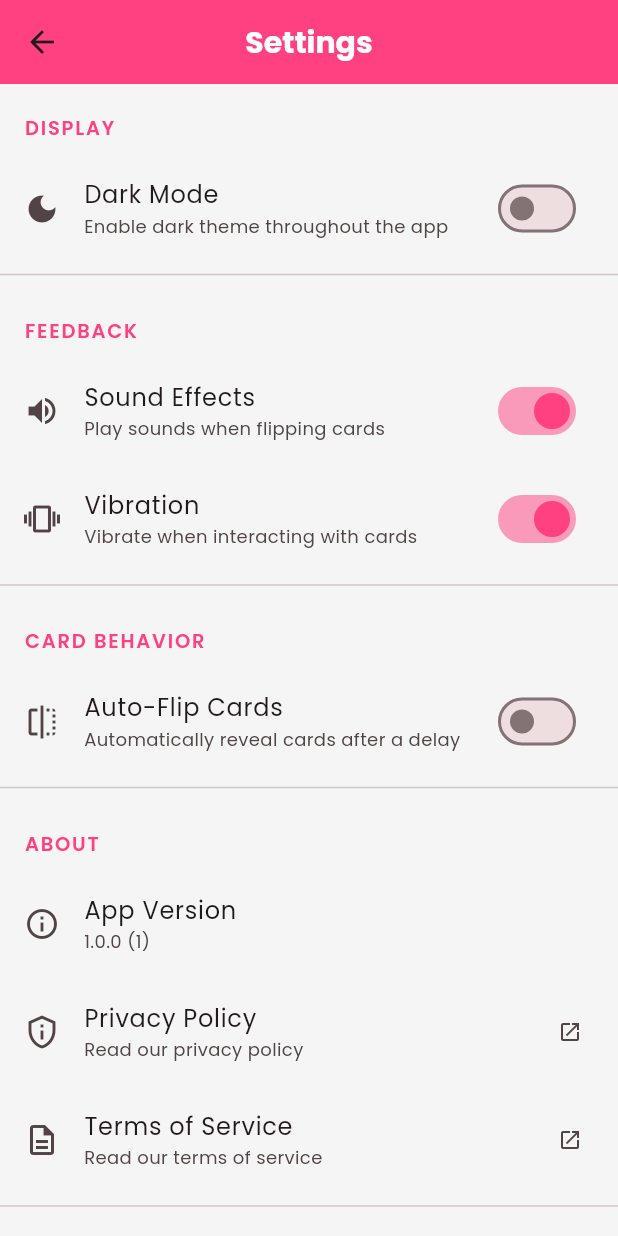
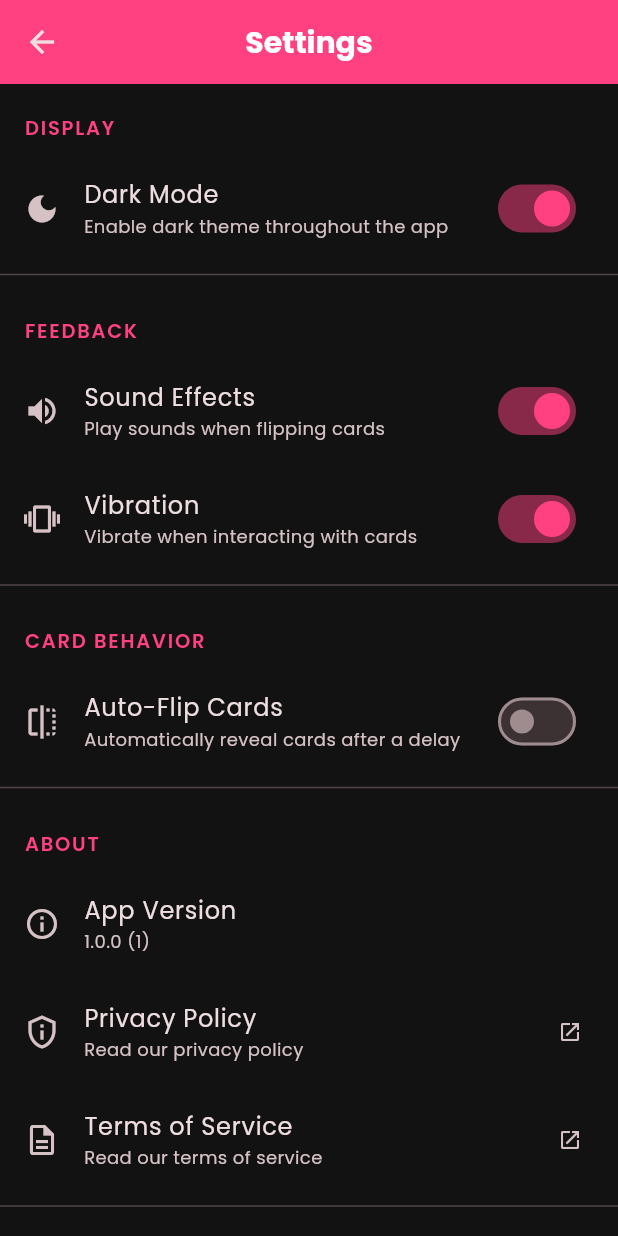
Before and after one commit to otmanik/flamingo_cards, a Flutter app: the screen it shows after launch, after a tap on "Skip", after a tap on the "settings" icon, on a phone screen of 412 x 824 dp. Run offline on Flutter 3.47's test engine with Material 3 defaults, Android fonts, the phone set to English and light mode, and no system bars; our stand-ins replace confetti, flutter_staggered_animations, google_fonts, lottie, package_info_plus, share_plus and 2 more.

Commit message:
Implement dark mode and settings persistence with shared preferences.

```diff
--- a/lib/main.dart
+++ b/lib/main.dart
@@ -8,13 +8,11 @@ import 'screens/onboarding_screen.dart';
 void main() async {
   WidgetsFlutterBinding.ensureInitialized();
 
-  // Set preferred orientations
   await SystemChrome.setPreferredOrientations([
     DeviceOrientation.portraitUp,
     DeviceOrientation.portraitDown,
   ]);
 
-  // Set system UI overlay style
   SystemChrome.setSystemUIOverlayStyle(
     const SystemUiOverlayStyle(
       statusBarColor: Colors.transparent,
@@ -24,25 +22,82 @@ void main() async {
     ),
   );
 
-  // Initialize shared preferences and check if user has seen onboarding
   final prefs = await SharedPreferences.getInstance();
   final hasSeenOnboarding = prefs.getBool('hasSeenOnboarding') ?? false;
+  final isDarkMode = prefs.getBool('darkMode') ?? true;
 
-  runApp(FlamingoCardsApp(hasSeenOnboarding: hasSeenOnboarding));
+  runApp(
+    FlamingoCardsApp(
+      hasSeenOnboarding: hasSeenOnboarding,
+      isDarkMode: isDarkMode,
+    ),
+  );
 }
 
-class FlamingoCardsApp extends StatelessWidget {
+class FlamingoCardsApp extends StatefulWidget {
   final bool hasSeenOnboarding;
+  final bool isDarkMode;
 
-  const FlamingoCardsApp({super.key, required this.hasSeenOnboarding});
+  const FlamingoCardsApp({
+    super.key,
+    required this.hasSeenOnboarding,
+    required this.isDarkMode,
+  });
+
+  @override
+  State<FlamingoCardsApp> createState() => _FlamingoCardsAppState();
+}
+
+class _FlamingoCardsAppState extends State<FlamingoCardsApp> {
+  late bool _isDarkMode;
+
+  @override
+  void initState() {
+    super.initState();
+    _isDarkMode = widget.isDarkMode;
+    _setupDarkModeListener();
+  }
+
+  void _setupDarkModeListener() async {
+    // Listen for changes to the dark mode setting
+    SharedPreferences prefs = await SharedPreferences.getInstance();
+    prefs.reload(); // Ensure we have the latest values
+
+    // Set up a periodic check for changes (not ideal but works)
+    // A better solution would be to use a state management solution like Provider
+    Future.delayed(const Duration(seconds: 1), () {
+      if (mounted) {
+        bool newDarkMode = prefs.getBool('darkMode') ?? true;
+        if (newDarkMode != _isDarkMode) {
+          setState(() {
+            _isDarkMode = newDarkMode;
+          });
+        }
+        _setupDarkModeListener();
+      }
+    });
+  }
 
   @override
   Widget build(BuildContext context) {
+    // Update system UI based on dark mode
+    SystemChrome.setSystemUIOverlayStyle(
+      SystemUiOverlayStyle(
+        statusBarColor: Colors.transparent,
+        statusBarIconBrightness:
+            _isDarkMode ? Brightness.light : Brightness.dark,
+        systemNavigationBarColor: _isDarkMode ? Colors.black : Colors.white,
+        systemNavigationBarIconBrightness:
+            _isDarkMode ? Brightness.light : Brightness.dark,
+      ),
+    );
+
     return MaterialApp(
       title: 'Flamingo Cards',
       theme: ThemeData(
         primarySwatch: Colors.pink,
-        scaffoldBackgroundColor: Colors.grey[100],
+        scaffoldBackgroundColor:
+            _isDarkMode ? const Color(0xFF121212) : Colors.grey[100],
         appBarTheme: AppBarTheme(
           elevation: 0,
           centerTitle: true,
@@ -51,9 +106,10 @@ class FlamingoCardsApp extends StatelessWidget {
             fontWeight: FontWeight.bold,
             color: Colors.white,
           ),
-          systemOverlayStyle: const SystemUiOverlayStyle(
+          systemOverlayStyle: SystemUiOverlayStyle(
             statusBarColor: Colors.transparent,
-            statusBarIconBrightness: Brightness.light,
+            statusBarIconBrightness:
+                _isDarkMode ? Brightness.light : Brightness.dark,
           ),
         ),
         cardTheme: CardTheme(
@@ -61,8 +117,13 @@ class FlamingoCardsApp extends StatelessWidget {
           shape: RoundedRectangleBorder(
             borderRadius: BorderRadius.circular(15.0),
           ),
+          color: _isDarkMode ? const Color(0xFF1E1E1E) : Colors.white,
         ),
-        textTheme: GoogleFonts.poppinsTextTheme(),
+        textTheme: GoogleFonts.poppinsTextTheme(
+          _isDarkMode
+              ? ThemeData.dark().textTheme
+              : ThemeData.light().textTheme,
+        ),
         elevatedButtonTheme: ElevatedButtonThemeData(
           style: ElevatedButton.styleFrom(
             foregroundColor: Colors.white,
@@ -94,7 +155,7 @@ class FlamingoCardsApp extends StatelessWidget {
         ),
         snackBarTheme: SnackBarThemeData(
           behavior: SnackBarBehavior.floating,
-          backgroundColor: Colors.grey[800],
+          backgroundColor: _isDarkMode ? Colors.grey[900] : Colors.grey[800],
           contentTextStyle: GoogleFonts.poppins(
             color: Colors.white,
             fontSize: 14,
@@ -109,14 +170,17 @@ class FlamingoCardsApp extends StatelessWidget {
           primary: const Color(0xFFFF4081),
           secondary: const Color(0xFFFF9B3D),
           tertiary: const Color(0xFF8E24AA),
-          background: Colors.grey[100]!,
-          surface: Colors.white,
-          brightness: Brightness.light,
+          background: _isDarkMode ? const Color(0xFF121212) : Colors.grey[100]!,
+          surface: _isDarkMode ? const Color(0xFF1E1E1E) : Colors.white,
+          brightness: _isDarkMode ? Brightness.dark : Brightness.light,
         ),
         useMaterial3: true,
+        brightness: _isDarkMode ? Brightness.dark : Brightness.light,
       ),
-      // Show onboarding for first-time users, otherwise show splash screen
-      home: hasSeenOnboarding ? const SplashScreen() : const OnboardingScreen(),
+      home:
+          widget.hasSeenOnboarding
+              ? const SplashScreen()
+              : const OnboardingScreen(),
       debugShowCheckedModeBanner: false,
     );
   }
@@ -160,7 +224,6 @@ class _SplashScreenState extends State<SplashScreen>
 
     _animationController.forward();
 
-    // Navigate to the main screen after a delay
     Future.delayed(const Duration(milliseconds: 2500), () {
       if (mounted) {
         Navigator.of(context).pushReplacement(
@@ -219,7 +282,6 @@ class _SplashScreenState extends State<SplashScreen>
               return Column(
                 mainAxisAlignment: MainAxisAlignment.center,
                 children: [
-                  // Logo animation
                   Transform.scale(
                     scale: _scaleAnimation.value,
                     child: Container(
@@ -245,7 +307,6 @@ class _SplashScreenState extends State<SplashScreen>
                   ),
                   const SizedBox(height: 30),
 
-                  // App name with opacity animation
                   Opacity(
                     opacity: _opacityAnimation.value,
                     child: Text(
@@ -267,7 +328,6 @@ class _SplashScreenState extends State<SplashScreen>
                   ),
                   const SizedBox(height: 10),
 
-                  // Tagline with opacity animation
                   Opacity(
                     opacity: _opacityAnimation.value,
                     child: Text(
--- a/lib/screens/pack_selection_screen.dart
+++ b/lib/screens/pack_selection_screen.dart
@@ -2,6 +2,7 @@ import 'package:flamingo_cards/screens/settings_screen.dart';
 import 'package:flutter/material.dart';
 import 'package:flutter_staggered_animations/flutter_staggered_animations.dart';
 import 'package:google_fonts/google_fonts.dart';
+import 'package:shared_preferences/shared_preferences.dart';
 import '../data/card_data.dart';
 import '../models/card_pack.dart';
 import 'card_display_screen.dart';
@@ -21,11 +22,9 @@ class _PackSelectionScreenState extends State<PackSelectionScreen>
   final GlobalKey<ScaffoldMessengerState> _scaffoldKey =
       GlobalKey<ScaffoldMessengerState>();
 
-  // Track search query
   final TextEditingController _searchController = TextEditingController();
   String _searchQuery = '';
 
-  // Track selected filter category
   String _selectedCategory = 'All';
   final List<String> _categories = [
     'All',
@@ -34,6 +33,9 @@ class _PackSelectionScreenState extends State<PackSelectionScreen>
     'Party',
     'Deep',
   ];
+
+  // Add dark mode variable
+  bool _darkMode = false;
 
   @override
   void initState() {
@@ -49,6 +51,9 @@ class _PackSelectionScreenState extends State<PackSelectionScreen>
       });
     });
 
+    // Load dark mode setting
+    _loadDarkModeSetting();
+
     Future.delayed(const Duration(milliseconds: 600), () {
       if (mounted) {
         setState(() {
@@ -56,6 +61,14 @@ class _PackSelectionScreenState extends State<PackSelectionScreen>
         });
         _animationController.forward();
       }
+    });
+  }
+
+  // Load the dark mode setting from shared preferences
+  Future<void> _loadDarkModeSetting() async {
+    final prefs = await SharedPreferences.getInstance();
+    setState(() {
+      _darkMode = prefs.getBool('darkMode') ?? true;
     });
   }
 
@@ -100,7 +113,7 @@ class _PackSelectionScreenState extends State<PackSelectionScreen>
       context: context,
       builder:
           (ctx) => AlertDialog(
-            backgroundColor: const Color(0xFF2C2C2C),
+            backgroundColor: _darkMode ? const Color(0xFF2C2C2C) : Colors.white,
             shape: RoundedRectangleBorder(
               borderRadius: BorderRadius.circular(20),
             ),
@@ -108,7 +121,7 @@ class _PackSelectionScreenState extends State<PackSelectionScreen>
               'Coming Soon!',
               style: GoogleFonts.poppins(
                 fontWeight: FontWeight.bold,
-                color: Colors.white,
+                color: _darkMode ? Colors.white : Colors.black87,
               ),
             ),
             content: Column(
@@ -118,7 +131,9 @@ class _PackSelectionScreenState extends State<PackSelectionScreen>
                 const SizedBox(height: 16),
                 Text(
                   'The "${pack.name}" pack is currently in development and will be available soon!',
-                  style: GoogleFonts.poppins(color: Colors.white70),
+                  style: GoogleFonts.poppins(
+                    color: _darkMode ? Colors.white70 : Colors.black54,
+                  ),
                   textAlign: TextAlign.center,
                 ),
               ],
@@ -141,9 +156,9 @@ class _PackSelectionScreenState extends State<PackSelectionScreen>
       builder:
           (ctx) => Container(
             height: MediaQuery.of(context).size.height * 0.7,
-            decoration: const BoxDecoration(
-              color: Color(0xFF1E1E1E),
-              borderRadius: BorderRadius.only(
+            decoration: BoxDecoration(
+              color: _darkMode ? const Color(0xFF1E1E1E) : Colors.white,
+              borderRadius: const BorderRadius.only(
                 topLeft: Radius.circular(30),
                 topRight: Radius.circular(30),
               ),
@@ -155,7 +170,7 @@ class _PackSelectionScreenState extends State<PackSelectionScreen>
                   height: 5,
                   margin: const EdgeInsets.only(top: 15, bottom: 20),
                   decoration: BoxDecoration(
-                    color: Colors.grey[700],
+                    color: _darkMode ? Colors.grey[700] : Colors.grey[300],
                     borderRadius: BorderRadius.circular(10),
                   ),
                 ),
@@ -164,7 +179,7 @@ class _PackSelectionScreenState extends State<PackSelectionScreen>
                   style: GoogleFonts.poppins(
                     fontSize: 24,
                     fontWeight: FontWeight.bold,
-                    color: Colors.white,
+                    color: _darkMode ? Colors.white : Colors.black87,
                   ),
                 ),
                 const SizedBox(height: 20),
@@ -215,7 +230,7 @@ class _PackSelectionScreenState extends State<PackSelectionScreen>
             content,
             style: GoogleFonts.poppins(
               fontSize: 16,
-              color: Colors.grey[300],
+              color: _darkMode ? Colors.grey[300] : Colors.grey[700],
               height: 1.5,
             ),
           ),
@@ -226,13 +241,11 @@ class _PackSelectionScreenState extends State<PackSelectionScreen>
 
   List<CardPack> get _filteredPacks {
     return allCardPacks.where((pack) {
-      // Apply text search filter
       final matchesSearch =
           _searchQuery.isEmpty ||
           pack.name.toLowerCase().contains(_searchQuery) ||
           pack.description.toLowerCase().contains(_searchQuery);
 
-      // Apply category filter
       final matchesCategory =
           _selectedCategory == 'All' ||
           pack.category.toLowerCase().contains(_selectedCategory.toLowerCase());
@@ -243,6 +256,28 @@ class _PackSelectionScreenState extends State<PackSelectionScreen>
 
   @override
   Widget build(BuildContext context) {
+    // Define background colors based on dark mode
+    final backgroundColor =
+        _darkMode
+            ? const LinearGradient(
+              begin: Alignment.topCenter,
+              end: Alignment.bottomCenter,
+              colors: [Color(0xFF1A1A1A), Color(0xFF121212)],
+            )
+            : LinearGradient(
+              begin: Alignment.topCenter,
+              end: Alignment.bottomCenter,
+              colors: [Colors.grey[100]!, Colors.grey[50]!],
+            );
+
+    final cardBackgroundColor =
+        _darkMode ? const Color(0xFF2C2C2C) : Colors.white;
+
+    final textColor = _darkMode ? Colors.white : Colors.black87;
+    final secondaryTextColor = _darkMode ? Colors.grey[300] : Colors.grey[700];
+    final searchBackgroundColor =
+        _darkMode ? const Color(0xFF2C2C2C) : Colors.grey[200]!;
+
     return ScaffoldMessenger(
       key: _scaffoldKey,
       child: Scaffold(
@@ -272,13 +307,15 @@ class _PackSelectionScreenState extends State<PackSelectionScreen>
             ),
             IconButton(
               icon: const Icon(Icons.settings_outlined, color: Colors.white),
-              onPressed: () {
-                Navigator.push(
+              onPressed: () async {
+                await Navigator.push(
                   context,
                   MaterialPageRoute(
-                    builder: (context) => SettingsScreen(),
-                  ), // Assuming SettingsScreen is a StatefulWidget or StatelessWidget
+                    builder: (context) => const SettingsScreen(),
+                  ),
                 );
+                // Reload dark mode setting when returning from settings screen
+                _loadDarkModeSetting();
               },
             ),
             const SizedBox(width: 8),
@@ -297,13 +334,7 @@ class _PackSelectionScreenState extends State<PackSelectionScreen>
           ),
         ),
         body: Container(
-          decoration: const BoxDecoration(
-            gradient: LinearGradient(
-              begin: Alignment.topCenter,
-              end: Alignment.bottomCenter,
-              colors: [Color(0xFF1A1A1A), Color(0xFF121212)],
-            ),
-          ),
+          decoration: BoxDecoration(gradient: backgroundColor),
           child:
               _isLoading
                   ? Center(child: CustomProgressIndicator())
@@ -314,18 +345,24 @@ class _PackSelectionScreenState extends State<PackSelectionScreen>
                           padding: const EdgeInsets.fromLTRB(16, 16, 16, 8),
                           child: TextField(
                             controller: _searchController,
-                            style: GoogleFonts.poppins(color: Colors.white),
+                            style: GoogleFonts.poppins(color: textColor),
                             decoration: InputDecoration(
                               hintText: 'Search card packs...',
                               hintStyle: GoogleFonts.poppins(
-                                color: Colors.grey[500],
+                                color:
+                                    _darkMode
+                                        ? Colors.grey[500]
+                                        : Colors.grey[600],
                               ),
                               prefixIcon: Icon(
                                 Icons.search,
-                                color: Colors.grey[500],
+                                color:
+                                    _darkMode
+                                        ? Colors.grey[500]
+                                        : Colors.grey[600],
                               ),
                               filled: true,
-                              fillColor: const Color(0xFF2C2C2C),
+                              fillColor: searchBackgroundColor,
                               border: OutlineInputBorder(
                                 borderRadius: BorderRadius.circular(15),
                                 borderSide: BorderSide.none,
@@ -360,7 +397,6 @@ class _PackSelectionScreenState extends State<PackSelectionScreen>
                           ),
                         ),
 
-                        // Category filter chips
                         SizedBox(
                           height: 50,
                           child: ListView.builder(
@@ -385,10 +421,15 @@ class _PackSelectionScreenState extends State<PackSelectionScreen>
                                       color:
                                           isSelected
                                               ? Colors.white
-                                              : Colors.grey[300],
+                                              : _darkMode
+                                              ? Colors.grey[300]
+                                              : Colors.grey[700],
                                     ),
                                   ),
-                                  backgroundColor: const Color(0xFF2C2C2C),
+                                  backgroundColor:
+                                      _darkMode
+                                          ? const Color(0xFF2C2C2C)
+                                          : Colors.grey[200],
                                   selectedColor: const Color(0xFFFF4081),
                                   showCheckmark: false,
                                   elevation: isSelected ? 3 : 1,
@@ -406,7 +447,6 @@ class _PackSelectionScreenState extends State<PackSelectionScreen>
                           ),
                         ),
 
-                        // Featured pack if no search active
                         if (_searchQuery.isEmpty && _selectedCategory == 'All')
                           _buildFeaturedPack(),
 
@@ -448,6 +488,7 @@ class _PackSelectionScreenState extends State<PackSelectionScreen>
                                                       context,
                                                       pack,
                                                     ),
+                                                darkMode: _darkMode,
                                               ),
                                             ),
                                           ),
@@ -460,13 +501,11 @@ class _PackSelectionScreenState extends State<PackSelectionScreen>
                     ),
                   ),
         ),
-        // Floating action button for random pack
         floatingActionButton:
             _isLoading
                 ? null
                 : FloatingActionButton(
                   onPressed: () {
-                    // Select a random pack that has questions
                     final availablePacks =
                         allCardPacks
                             .where((p) => p.questions.isNotEmpty)
@@ -487,7 +526,6 @@ class _PackSelectionScreenState extends State<PackSelectionScreen>
   }
 
   Widget _buildFeaturedPack() {
-    // Find a featured pack (using DEEP QUESTIONS for now)
     final featuredPack = allCardPacks.firstWhere(
       (pack) => pack.id == 'deep',
       orElse: () => allCardPacks.first,
@@ -503,7 +541,7 @@ class _PackSelectionScreenState extends State<PackSelectionScreen>
             style: GoogleFonts.poppins(
               fontSize: 18,
               fontWeight: FontWeight.bold,
-              color: Colors.white,
+              color: _darkMode ? Colors.white : Colors.black87,
             ),
           ),
           const SizedBox(height: 8),
@@ -531,7 +569,6 @@ class _PackSelectionScreenState extends State<PackSelectionScreen>
               ),
               child: Stack(
                 children: [
-                  // Background decorative elements
                   Positioned(
                     right: -20,
                     top: -20,
@@ -557,7 +594,6 @@ class _PackSelectionScreenState extends State<PackSelectionScreen>
                     ),
                   ),
 
-                  // Content
                   Padding(
                     padding: const EdgeInsets.all(20),
                     child: Row(
@@ -625,20 +661,27 @@ class _PackSelectionScreenState extends State<PackSelectionScreen>
       child: Column(
         mainAxisAlignment: MainAxisAlignment.center,
         children: [
-          Icon(Icons.search_off_rounded, size: 70, color: Colors.grey[600]),
+          Icon(
+            Icons.search_off_rounded,
+            size: 70,
+            color: _darkMode ? Colors.grey[600] : Colors.grey[400],
+          ),
           const SizedBox(height: 16),
           Text(
             'No card packs found',
             style: GoogleFonts.poppins(
               fontSize: 18,
               fontWeight: FontWeight.w600,
-              color: Colors.grey[300],
+              color: _darkMode ? Colors.grey[300] : Colors.grey[700],
             ),
           ),
           const SizedBox(height: 8),
           Text(
             'Try a different search term or category',
-            style: GoogleFonts.poppins(fontSize: 14, color: Colors.grey[400]),
+            style: GoogleFonts.poppins(
+              fontSize: 14,
+              color: _darkMode ? Colors.grey[400] : Colors.grey[600],
+            ),
           ),
         ],
       ),
@@ -649,21 +692,32 @@ class _PackSelectionScreenState extends State<PackSelectionScreen>
 class PackCard extends StatelessWidget {
   final CardPack pack;
   final VoidCallback onTap;
+  final bool darkMode;
 
-  const PackCard({Key? key, required this.pack, required this.onTap})
-    : super(key: key);
+  const PackCard({
+    Key? key,
+    required this.pack,
+    required this.onTap,
+    required this.darkMode,
+  }) : super(key: key);
 
   @override
   Widget build(BuildContext context) {
+    final cardBackgroundColor =
+        darkMode ? const Color(0xFF2C2C2C) : Colors.white;
+
+    final textColor = darkMode ? Colors.white : Colors.black87;
+    final secondaryTextColor = darkMode ? Colors.grey[400] : Colors.grey[700];
+
     return GestureDetector(
       onTap: onTap,
       child: Container(
         decoration: BoxDecoration(
-          color: const Color(0xFF2C2C2C),
+          color: cardBackgroundColor,
           borderRadius: BorderRadius.circular(20),
           boxShadow: [
             BoxShadow(
-              color: Colors.black.withOpacity(0.3),
+              color: Colors.black.withOpacity(darkMode ? 0.4 : 0.1),
               blurRadius: 15,
               offset: const Offset(0, 8),
             ),
@@ -673,7 +727,6 @@ class PackCard extends StatelessWidget {
           borderRadius: BorderRadius.circular(20),
           child: Stack(
             children: [
-              // Background decoration
               Positioned(
                 right: -20,
                 top: -20,
@@ -705,13 +758,11 @@ class PackCard extends StatelessWidget {
                 ),
               ),
 
-              // Card content
               Padding(
                 padding: const EdgeInsets.all(16.0),
                 child: Column(
                   crossAxisAlignment: CrossAxisAlignment.start,
                   children: [
-                    // Icon
                     Container(
                       padding: const EdgeInsets.all(12),
                       decoration: BoxDecoration(
@@ -733,26 +784,24 @@ class PackCard extends StatelessWidget {
                     ),
                     const SizedBox(height: 16),
 
-                    // Title
                     Text(
                       pack.name,
                       style: GoogleFonts.poppins(
                         fontWeight: FontWeight.bold,
                         fontSize: 16,
-                        color: Colors.white,
+                        color: textColor,
                       ),
                       maxLines: 1,
                       overflow: TextOverflow.ellipsis,
                     ),
                     const SizedBox(height: 4),
 
-                    // Description
                     Expanded(
                       child: Text(
                         pack.description,
                         style: GoogleFonts.poppins(
                           fontSize: 12,
-                          color: Colors.grey[400],
+                          color: secondaryTextColor,
                           height: 1.4,
                         ),
                         maxLines: 3,
@@ -760,7 +809,6 @@ class PackCard extends StatelessWidget {
                       ),
                     ),
 
-                    // Footer
                     Row(
                       mainAxisAlignment: MainAxisAlignment.spaceBetween,
                       children: [
@@ -793,7 +841,6 @@ class PackCard extends StatelessWidget {
                 ),
               ),
 
-              // Coming soon overlay
               if (pack.questions.isEmpty)
                 Positioned.fill(
                   child: Container(
--- a/lib/screens/settings_screen.dart
+++ b/lib/screens/settings_screen.dart
@@ -29,7 +29,7 @@ class _SettingsScreenState extends State<SettingsScreen> {
   Future<void> _loadSettings() async {
     final prefs = await SharedPreferences.getInstance();
     setState(() {
-      _darkMode = prefs.getBool('darkMode') ?? false;
+      _darkMode = prefs.getBool('darkMode') ?? true;
       _soundEffects = prefs.getBool('soundEffects') ?? true;
       _vibration = prefs.getBool('vibration') ?? true;
       _autoFlip = prefs.getBool('autoFlip') ?? false;
```
Also changed, not shown: lib/screens/card_display_screen.dart (+43 -10 lines), lib/screens/favourite_screen.dart (+45 -12 lines).
